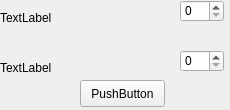
The window that src/ui/mecz.ui (messer440/obslugaTurnieji) describes before a commit, drawn with Qt 5.
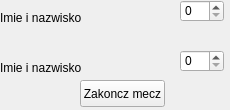
The same window after the commit.

Patch:
```diff
--- a/src/ui/mecz.ui
+++ b/src/ui/mecz.ui
@@ -44,7 +44,7 @@
     </rect>
    </property>
    <property name="text">
-    <string>TextLabel</string>
+    <string>Imie i nazwisko</string>
    </property>
   </widget>
   <widget class="QLabel" name="label_2">
@@ -57,7 +57,7 @@
     </rect>
    </property>
    <property name="text">
-    <string>TextLabel</string>
+    <string>Imie i nazwisko</string>
    </property>
   </widget>
   <widget class="QSpinBox" name="spinBox">
@@ -90,7 +90,7 @@
     </rect>
    </property>
    <property name="text">
-    <string>PushButton</string>
+    <string>Zakoncz mecz</string>
    </property>
   </widget>
  </widget>
```
